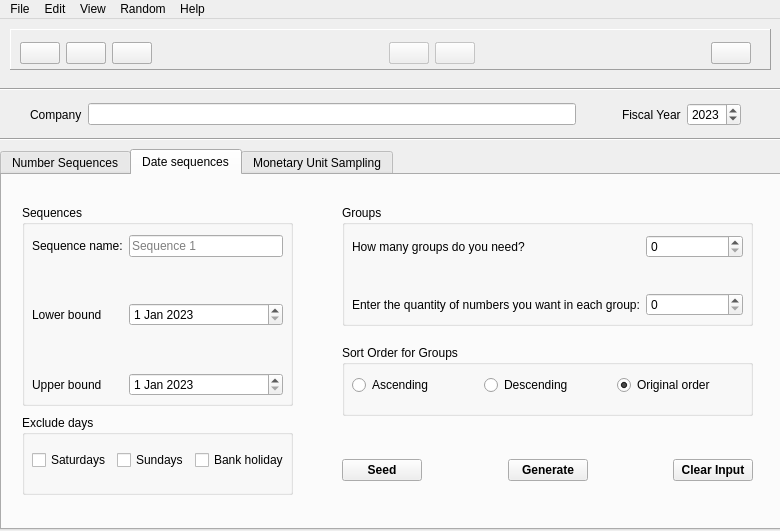
This is view/ui/MainWindow.ui in tlex-web/avega_sampling as Qt 5 draws it before an edit. The edited form follows.
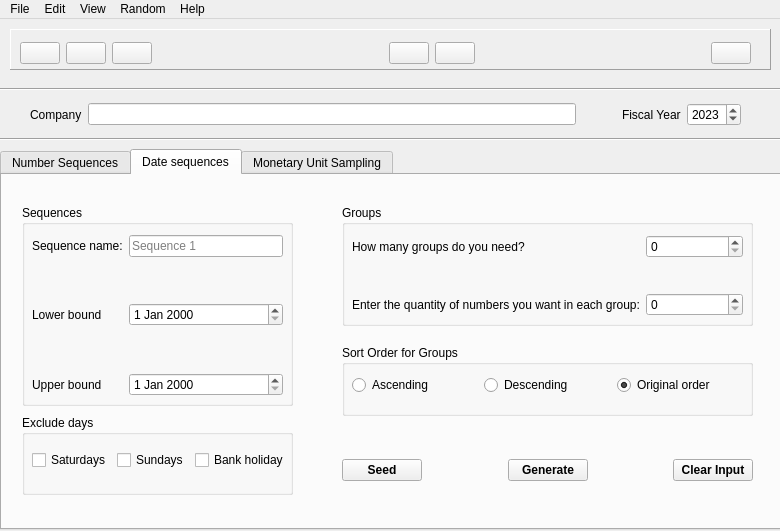
This is the edited form. Icons and pictures are not drawn.

What changed in the file:
```diff
--- a/view/ui/MainWindow.ui
+++ b/view/ui/MainWindow.ui
@@ -488,7 +488,7 @@
          <widget class="QDateEdit" name="lbound_dates">
           <property name="date">
            <date>
-            <year>2023</year>
+            <year>2000</year>
             <month>1</month>
             <day>1</day>
            </date>
@@ -499,7 +499,7 @@
          <widget class="QDateEdit" name="ubound_dates">
           <property name="date">
            <date>
-            <year>2023</year>
+            <year>2000</year>
             <month>1</month>
             <day>1</day>
            </date>
@@ -804,7 +804,7 @@
        <height>28</height>
       </rect>
      </property>
-     <layout class="QHBoxLayout" name="action_box_2">
+     <layout class="QHBoxLayout" name="legend">
       <item>
        <widget class="QPushButton" name="pushButton_new_file">
         <property name="toolTip">
@@ -938,174 +938,6 @@
       </item>
      </layout>
     </widget>
-    <widget class="QFrame" name="legend">
-     <property name="geometry">
-      <rect>
-       <x>0</x>
-       <y>0</y>
-       <width>761</width>
-       <height>41</height>
-      </rect>
-     </property>
-     <property name="styleSheet">
-      <string notr="true"/>
-     </property>
-     <property name="frameShape">
-      <enum>QFrame::Panel</enum>
-     </property>
-     <property name="frameShadow">
-      <enum>QFrame::Raised</enum>
-     </property>
-     <widget class="QWidget" name="horizontalLayoutWidget_8">
-      <property name="geometry">
-       <rect>
-        <x>10</x>
-        <y>10</y>
-        <width>731</width>
-        <height>28</height>
-       </rect>
-      </property>
-      <layout class="QHBoxLayout" name="legend_btn">
-       <item>
-        <widget class="QPushButton" name="pushButton_new_file_2">
-         <property name="toolTip">
-          <string>new file</string>
-         </property>
-         <property name="styleSheet">
-          <string notr="true"/>
-         </property>
-         <property name="icon">
-          <iconset resource="resources.qrc">
-           <normaloff>:/icons/assets/icons/new_file.png</normaloff>:/icons/assets/icons/new_file.png</iconset>
-         </property>
-         <property name="autoDefault">
-          <bool>false</bool>
-         </property>
-         <property name="default">
-          <bool>false</bool>
-         </property>
-         <property name="flat">
-          <bool>false</bool>
-         </property>
-        </widget>
-       </item>
-       <item>
-        <widget class="QPushButton" name="pushButton_save_as_2">
-         <property name="toolTip">
-          <string>save as</string>
-         </property>
-         <property name="text">
-          <string/>
-         </property>
-         <property name="icon">
-          <iconset resource="resources.qrc">
-           <normaloff>:/icons/assets/icons/save.png</normaloff>:/icons/assets/icons/save.png</iconset>
-         </property>
-        </widget>
-       </item>
-       <item>
-        <widget class="QPushButton" name="pushButton_save_2">
-         <property name="toolTip">
-          <string>save</string>
-         </property>
-         <property name="text">
-          <string/>
-         </property>
-         <property name="icon">
-          <iconset resource="resources.qrc">
-           <normaloff>:/icons/assets/icons/folder.png</normaloff>:/icons/assets/icons/folder.png</iconset>
-         </property>
-         <property name="iconSize">
-          <size>
-           <width>16</width>
-           <height>16</height>
-          </size>
-         </property>
-        </widget>
-       </item>
-       <item>
-        <spacer name="horizontalSpacer_8">
-         <property name="orientation">
-          <enum>Qt::Horizontal</enum>
-         </property>
-         <property name="sizeHint" stdset="0">
-          <size>
-           <width>40</width>
-           <height>20</height>
-          </size>
-         </property>
-        </spacer>
-       </item>
-       <item>
-        <widget class="QPushButton" name="pushButton_copy_2">
-         <property name="enabled">
-          <bool>false</bool>
-         </property>
-         <property name="toolTip">
-          <string>copy</string>
-         </property>
-         <property name="text">
-          <string/>
-         </property>
-         <property name="icon">
-          <iconset resource="resources.qrc">
-           <normaloff>:/icons/assets/icons/copy.png</normaloff>:/icons/assets/icons/copy.png</iconset>
-         </property>
-        </widget>
-       </item>
-       <item alignment="Qt::AlignHCenter">
-        <widget class="QPushButton" name="pushButton_paste_2">
-         <property name="enabled">
-          <bool>false</bool>
-         </property>
-         <property name="toolTip">
-          <string>paste</string>
-         </property>
-         <property name="text">
-          <string/>
-         </property>
-         <property name="icon">
-          <iconset resource="resources.qrc">
-           <normaloff>:/icons/assets/icons/paste.png</normaloff>:/icons/assets/icons/paste.png</iconset>
-         </property>
-         <property name="iconSize">
-          <size>
-           <width>16</width>
-           <height>16</height>
-          </size>
-         </property>
-        </widget>
-       </item>
-       <item>
-        <spacer name="horizontalSpacer_9">
-         <property name="orientation">
-          <enum>Qt::Horizontal</enum>
-         </property>
-         <property name="sizeHint" stdset="0">
-          <size>
-           <width>40</width>
-           <height>20</height>
-          </size>
-         </property>
-        </spacer>
-       </item>
-       <item>
-        <widget class="QPushButton" name="pushButton_help_2">
-         <property name="toolTip">
-          <string>help</string>
-         </property>
-         <property name="text">
-          <string/>
-         </property>
-         <property name="icon">
-          <iconset resource="resources.qrc">
-           <normaloff>:/icons/assets/icons/q_mark.png</normaloff>:/icons/assets/icons/q_mark.png</iconset>
-         </property>
-        </widget>
-       </item>
-      </layout>
-     </widget>
-    </widget>
    </widget>
    <widget class="QWidget" name="horizontalLayoutWidget_4">
     <property name="geometry">
```
Left out of the diff: 20 changed lines with no effect on the pictures.
